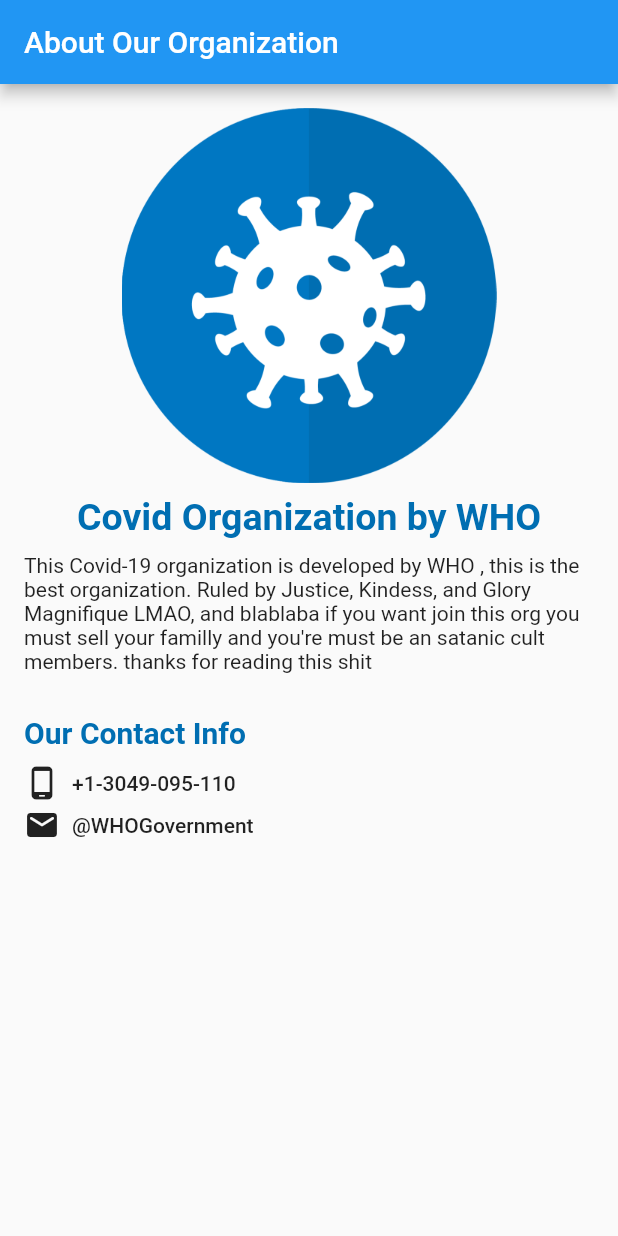
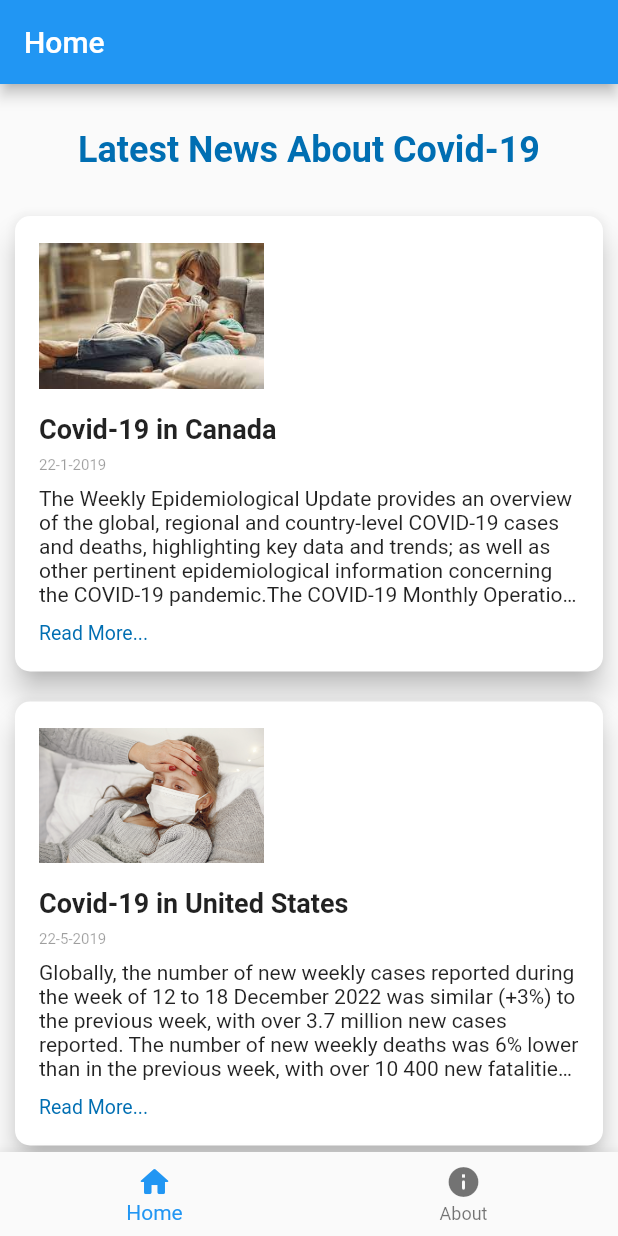
Before and after one commit to Ramenaru/learn-Flutter-w-JERBEE, a Flutter app: the screen it shows after launch, on a phone screen of 412 x 824 dp. Run offline on Flutter 3.47's test engine with Material 2 defaults, Android fonts, the light colour scheme and no system bars.

Commit message:
first commit

```diff
--- a/lib/main.dart
+++ b/lib/main.dart
@@ -1,15 +1,64 @@
 import 'package:flutter/material.dart';
 import 'package:covid_center/screens/about_screen.dart';
+import 'package:covid_center/screens/home_screen.dart';
 
 void main() {
   runApp(CovidApp());
 }
 
-class CovidApp extends StatelessWidget {
+class CovidApp extends StatefulWidget {
+  @override
+  State<CovidApp> createState() => _CovidAppState();
+}
+
+class _CovidAppState extends State<CovidApp> {
+  int selectedIndex = 0;
+  PageController pageController = PageController();
+  void onItemTapped(int index) {
+    setState(() {
+      selectedIndex = index;
+    });
+  }
+
   @override
   Widget build(BuildContext context) {
     return MaterialApp(
-      home: AboutScreen(),
+      theme: ThemeData(
+        cardTheme: const CardTheme(
+          shape: RoundedRectangleBorder(
+            borderRadius: BorderRadius.all(
+              Radius.circular(10),
+            )
+          )
+        )
+      ),
+      home: Scaffold(
+        body: PageView(
+          controller: pageController,
+          onPageChanged: (i) => onItemTapped(i),
+          children: const [
+            HomeScreen(),
+            AboutScreen(),
+          ],
+        ),
+        bottomNavigationBar: BottomNavigationBar(
+          onTap: (i) {
+            pageController.jumpToPage(i);
+            onItemTapped(i);
+          },
+          currentIndex: selectedIndex,
+          items: const [
+            BottomNavigationBarItem(
+              icon: Icon(Icons.home_rounded),
+              label: "Home",
+            ),
+            BottomNavigationBarItem(
+              icon: Icon(Icons.info_rounded),
+              label: "About",
+            ),
+          ],
+        ),
+      ),
     );
   }
 }
--- a/lib/screens/about_screen.dart
+++ b/lib/screens/about_screen.dart
@@ -1,13 +1,15 @@
 import 'package:flutter/material.dart';
 
 class AboutScreen extends StatelessWidget {
+  const AboutScreen({super.key});
+
   @override
   Widget build(BuildContext context) {
     return MaterialApp(
       title: "Covid Apps",
       home: Scaffold(
         appBar: AppBar(
-          title: const Text("About Our Organization"),
+          title: const Text("About Us"),
         ),
         body: Padding(
           padding: const EdgeInsets.symmetric(horizontal: 16),
@@ -16,14 +18,14 @@
               const SizedBox(height: 16),
               Image.asset("assets/icon.png", width: 250),
               const SizedBox(height: 8),
-              const Text("Covid Organization by WHO",
+              const Text("Covid-19 Organizations",
                   style: TextStyle(
                       fontSize: 25,
                       fontWeight: FontWeight.bold,
                       color: Color(0xFF006EB2))),
               const SizedBox(height: 10),
               const Text(
-                "This Covid-19 organization is developed by WHO , this is the best organization. Ruled by Justice, Kindess, and Glory Magnifique LMAO, and blablaba if you want join this org you must sell your familly and you're must be an satanic cult members. thanks for reading this shit",
+                "Coronavirus disease (COVID-19) is an infectious disease caused by the SARS-CoV-2 virus. Most people infected with the virus will experience mild to moderate respiratory illness and recover without requiring special treatment. However, some will become seriously ill and require medical attention.",
               ),
               const SizedBox(height: 28),
               Row(
--- /dev/null
+++ b/lib/screens/home_screen.dart
@@ -0,0 +1,39 @@
+import 'package:covid_center/screens/widgets/news_card.dart';
+import 'package:flutter/material.dart';
+
+class HomeScreen extends StatelessWidget {
+  const HomeScreen({super.key});
+  @override
+  Widget build(BuildContext context) {
+    return Scaffold(
+      appBar: AppBar(title: const Text("Home")),
+      body: Column(
+        children: const [
+          SizedBox(height: 30),
+          Text(
+            "Latest News About Covid-19",
+            style: TextStyle(
+                fontSize: 24,
+                color: Color(0xFF006EB2),
+                fontWeight: FontWeight.bold),
+          ),
+          SizedBox(height: 20),
+          NewsCard(
+            judul: "Covid-19 in Canada",
+            tanggal: "22-1-2019",
+            image: "assets/person1.jpg",
+            deskripsi:
+                "The Weekly Epidemiological Update provides an overview of the global, regional and country-level COVID-19 cases and deaths, highlighting key data and trends; as well as other pertinent epidemiological information concerning the COVID-19 pandemic.The COVID-19 Monthly Operational Update reports on WHO and partners’ actions in response to the pandemic.",
+          ),
+          NewsCard(
+            judul: "Covid-19 in United States",
+            tanggal: "22-5-2019",
+            image: "assets/person2.png",
+            deskripsi:
+                "Globally, the number of new weekly cases reported during the week of 12 to 18 December 2022 was similar (+3%) to the previous week, with over 3.7 million new cases reported. The number of new weekly deaths was 6% lower than in the previous week, with over 10 400 new fatalities reported.",
+          ),
+        ],
+      ),
+    );
+  }
+}
--- /dev/null
+++ b/lib/screens/widgets/news_card.dart
@@ -0,0 +1,59 @@
+import 'package:covid_center/screens/widgets/news_card.dart';
+import 'package:flutter/material.dart';
+
+class NewsCard extends StatelessWidget {
+  final String judul;
+  final String tanggal;
+  final String deskripsi;
+  final String image;
+
+  const NewsCard({
+    required this.judul,
+    required this.tanggal,
+    required this.deskripsi,
+    required this.image,
+  });
+
+  @override
+  Widget build(BuildContext context) {
+    return Card(
+      semanticContainer: true,
+      clipBehavior: Clip.antiAliasWithSaveLayer,
+      elevation: 8,
+      margin: const EdgeInsets.all(10),
+
+      child: Padding(
+
+        padding: const EdgeInsets.symmetric(horizontal: 16, vertical: 8),
+        child: Column(
+          crossAxisAlignment: CrossAxisAlignment.start,
+          children: [
+            const SizedBox(height: 10),
+            Image.asset(image, fit: BoxFit.cover, width: 150),
+            const SizedBox(height: 16),
+            Text(
+              judul,
+              style: const TextStyle(fontSize: 18, fontWeight: FontWeight.bold),
+            ),
+            const SizedBox(height: 8),
+            Text(
+              tanggal,
+              style: const TextStyle(fontSize: 10, color: Colors.black38),
+            ),
+            const SizedBox(height: 8),
+            Text(
+              deskripsi,
+              overflow: TextOverflow.ellipsis,
+              maxLines: 5,
+            ),
+            const SizedBox(height: 10),
+            const Text(
+              "Read More...", style: TextStyle(fontSize: 13,color: Color(0xFF006EB2)),
+            ),
+            const SizedBox(height: 10),
+          ],
+        ),
+      ),
+    );
+  }
+}
```
Also changed, not shown: assets/person1.jpg (added), assets/person2.png (added).
